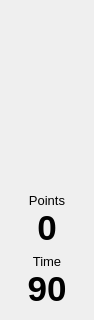
Before: the Qt Designer form bhbot/tools/simulator/mainbar.ui in alberthier/bhware, drawn with Qt 5; both pictures show x 0 to 94 and y 168 to 488 of the 94 by 488 pixel window.
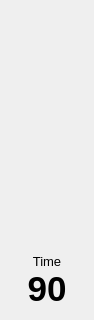
After: the same form once the commit is applied.

Commit message: simulator: both robots have points !

```diff
--- a/bhbot/tools/simulator/mainbar.ui
+++ b/bhbot/tools/simulator/mainbar.ui
@@ -93,45 +93,6 @@
      </property>
     </spacer>
    </item>
-   <item>
-    <layout class="QVBoxLayout" name="verticalLayout">
-     <property name="spacing">
-      <number>0</number>
-     </property>
-     <item>
-      <widget class="QLabel" name="label_2">
-       <property name="font">
-        <font>
-         <pointsize>10</pointsize>
-        </font>
-       </property>
-       <property name="text">
-        <string>Points</string>
-       </property>
-       <property name="alignment">
-        <set>Qt::AlignCenter</set>
-       </property>
-      </widget>
-     </item>
-     <item>
-      <widget class="QLabel" name="points">
-       <property name="font">
-        <font>
-         <pointsize>26</pointsize>
-         <weight>75</weight>
-         <bold>true</bold>
-        </font>
-       </property>
-       <property name="text">
-        <string>0</string>
-       </property>
-       <property name="alignment">
-        <set>Qt::AlignCenter</set>
-       </property>
-      </widget>
-     </item>
-    </layout>
-   </item>
    <item>
     <layout class="QVBoxLayout" name="verticalLayout_2">
      <property name="spacing">
```
